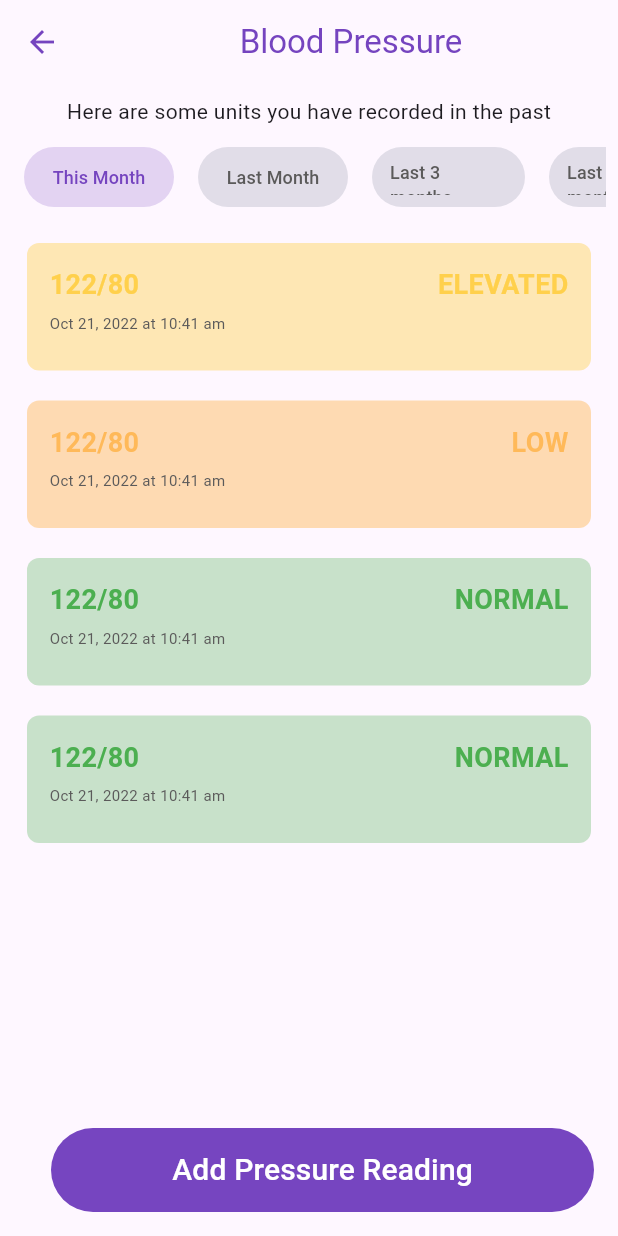
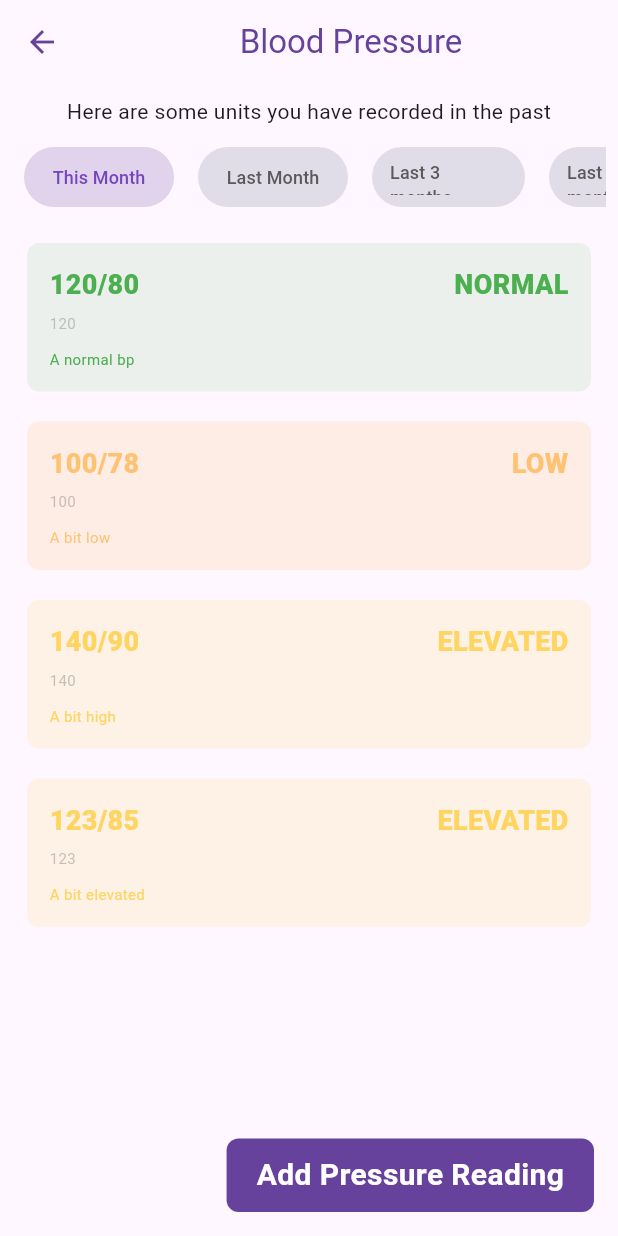
Before and after one commit to jbitz1/tunza_presha, a Flutter app: the BPReadingPage screen opened by its route, on a phone screen of 412 x 824 dp. Run offline on Flutter 3.47's test engine with Material 3 defaults, Android fonts, the phone set to English and light mode, and no system bars; our stand-ins replace cloud_firestore, firebase_core; accounts and stored records are empty.

Commit message:
feat: add improvements
- add button components
- improve ui in bpreadingitem components
- match ui components to figma wireframe

```diff
--- a/lib/bp_readings_page.dart
+++ b/lib/bp_readings_page.dart
@@ -1,8 +1,10 @@
 import 'package:flutter/material.dart';
+import 'package:tunza_presha/components/app_button.dart';
 import 'package:tunza_presha/components/bp_fiters_widget.dart';
 import 'package:tunza_presha/components/bp_reading_item.dart';
 import 'package:tunza_presha/constants/color_constants.dart';
 import 'package:tunza_presha/constants/string_constants.dart';
+import 'package:tunza_presha/data/app_data.dart';
 import 'package:tunza_presha/routes.dart';
 
 class BPReadingPage extends StatelessWidget {
@@ -27,48 +29,47 @@ class BPReadingPage extends StatelessWidget {
           ),
         ),
       ),
-      floatingActionButton: TextButton(
+      floatingActionButton: PrimaryButton(
         onPressed: () {
-          //go to new_reading_page
           Navigator.pushNamed(context, newReadingPageRoute);
         },
-        style: const ButtonStyle(
-            fixedSize: MaterialStatePropertyAll(Size(362, 56)),
-            backgroundColor:
-                MaterialStatePropertyAll(Color.fromARGB(2557, 117, 68, 191))),
-        child: const Text(
-          "Add Pressure Reading",
-          style: TextStyle(fontSize: 20, color: Colors.white),
-        ),
+        text: "Add Pressure Reading",
       ),
+      // floatingActionButton: TextButton(
+      //   onPressed: () {
+      //     //go to new_reading_page
+      //     Navigator.pushNamed(context, newReadingPageRoute);
+      //   },
+      //   style: const ButtonStyle(
+      //       fixedSize: MaterialStatePropertyAll(Size(362, 56)),
+      //       backgroundColor: MaterialStatePropertyAll(primaryColor)),
+      //   child: const Text(
+      //     "Add Pressure Reading",
+      //     style: TextStyle(fontSize: 20, color: Colors.white),
+      //   ),
+      // ),
       body: Container(
         padding: const EdgeInsets.all(8),
         child: ListView(
-          children: const [
-            Center(
+          children: [
+            const Center(
               child: Text(
                 bpReadingsDescription,
               ),
             ),
-            SizedBox(height: 10),
-            BPFiltersWidget(),
-            SizedBox(height: 10),
-            BPReadingItem(
-                reading: "122/80",
-                dateRecorded: "Oct 21, 2022 at 10:41 am",
-                status: "ELEVATED"),
-            BPReadingItem(
-                reading: "122/80",
-                dateRecorded: "Oct 21, 2022 at 10:41 am",
-                status: "LOW"),
-            BPReadingItem(
-                reading: "122/80",
-                dateRecorded: "Oct 21, 2022 at 10:41 am",
-                status: "NORMAL"),
-            BPReadingItem(
-                reading: "122/80",
-                dateRecorded: "Oct 21, 2022 at 10:41 am",
-                status: "NORMAL"),
+            const SizedBox(height: 10),
+            const BPFiltersWidget(),
+            const SizedBox(height: 10),
+            ...bpReadings.map(
+              (reading) {
+                return BPReadingItem(
+                  reading: "${reading["systole"]}/${reading["diastole"]}",
+                  dateRecorded: reading["systole"],
+                  status: reading["status"],
+                  description: reading["notes"],
+                );
+              },
+            ),
           ],
         ),
       ),
--- /dev/null
+++ b/lib/components/app_button.dart
@@ -0,0 +1,39 @@
+import 'package:flutter/material.dart';
+import 'package:tunza_presha/constants/color_constants.dart';
+
+class PrimaryButton extends StatelessWidget {
+  const PrimaryButton({
+    super.key,
+    required this.text,
+    required this.onPressed,
+  });
+
+  final String text;
+  final Function() onPressed;
+
+  @override
+  Widget build(BuildContext context) {
+    return GestureDetector(
+      onTap: () {
+        onPressed.call();
+      },
+      child: Container(
+        decoration: const BoxDecoration(
+          color: primaryColor,
+          borderRadius: BorderRadius.all(
+            Radius.circular(8),
+          ),
+        ),
+        padding: const EdgeInsets.symmetric(vertical: 10, horizontal: 20),
+        child: Text(
+          text,
+          style: const TextStyle(
+            fontSize: 20,
+            fontWeight: FontWeight.bold,
+            color: Colors.white,
+          ),
+        ),
+      ),
+    );
+  }
+}
--- a/lib/components/bp_reading_item.dart
+++ b/lib/components/bp_reading_item.dart
@@ -1,5 +1,6 @@
 import 'package:flutter/material.dart';
 import 'package:flutter/widgets.dart';
+import 'package:tunza_presha/constants/color_constants.dart';
 import 'package:tunza_presha/utils.dart';
 
 class BPReadingItem extends StatelessWidget {
@@ -25,7 +26,7 @@ class BPReadingItem extends StatelessWidget {
     return Container(
       decoration: BoxDecoration(
         borderRadius: BorderRadius.circular(8),
-        color: vitalColor.withOpacity(.3),
+        color: vitalColor.withOpacity(.1),
       ),
       padding: const EdgeInsets.all(15),
       margin: EdgeInsets.all(showMargin ? 10 : 0),
@@ -40,7 +41,7 @@ class BPReadingItem extends StatelessWidget {
                 reading,
                 style: TextStyle(
                   fontSize: 18,
-                  fontWeight: FontWeight.bold,
+                  fontWeight: FontWeight.w800,
                   color: vitalColor,
                 ),
               ),
@@ -48,7 +49,7 @@ class BPReadingItem extends StatelessWidget {
                 status,
                 style: TextStyle(
                   fontSize: 18,
-                  fontWeight: FontWeight.bold,
+                  fontWeight: FontWeight.w800,
                   color: vitalColor,
                 ),
               ),
@@ -57,9 +58,9 @@ class BPReadingItem extends StatelessWidget {
           const SizedBox(height: 5),
           Text(
             dateRecorded,
-            style: const TextStyle(
+            style: TextStyle(
               fontSize: 10,
-              color: Color.fromARGB(255, 91, 90, 90),
+              color: greyColor.withOpacity(.4),
             ),
           ),
           const SizedBox(height: 10),
--- a/lib/constants/color_constants.dart
+++ b/lib/constants/color_constants.dart
@@ -1,5 +1,5 @@
 import 'package:flutter/material.dart';
 
-const Color primaryColor = Color.fromRGBO(117, 68, 191, 1);
+const Color primaryColor = const Color(0xff66429C);
 
-const Color greyColor = Color.fromARGB(255, 178, 167, 179);
+const Color greyColor = const Color(0xff707070);
--- a/lib/data/app_data.dart
+++ b/lib/data/app_data.dart
@@ -13,32 +13,43 @@ List<dynamic> users = [
   }
 ];
 
-List<dynamic> bpReadings = [
+// TODO!!(jason): read up on flutter Maps
+List<Map<String, dynamic>> bpReadings = [
   <String, dynamic>{
+    "user_id:": "B1",
+    "systole": "120",
+    "diastole": "80",
+    // TODO!!(jason): Research on timestamps and how they can combine both date and time
     "date": "9/30/2003",
-    "diastole": "80",
-    "notes": "NORMAL",
-    "pulse": "70",
-    "systole": "89",
     "time": "15:00",
-    "user_id:": "B1"
+    "status": "NORMAL",
+    "notes": "A normal bp",
   },
   <String, dynamic>{
-    "date": "10/30/2003",
-    "diastole": "90",
-    "notes": "ELEVATED",
-    "pulse": "71",
-    "systole": "122",
-    "time": "16:00",
-    "user_id:": "B1"
+    "user_id:": "B1",
+    "systole": "100",
+    "diastole": "78",
+    "date": "9/30/2003",
+    "time": "15:00",
+    "status": "LOW",
+    "notes": "A bit low",
   },
   <String, dynamic>{
-    "date": "10/30/2003",
+    "user_id:": "B1",
+    "systole": "140",
     "diastole": "90",
-    "notes": "LOW",
-    "pulse": "71",
-    "systole": "122",
-    "time": "16:00",
-    "user_id:": "B1"
-  }
+    "date": "9/30/2003",
+    "time": "15:00",
+    "status": "ELEVATED",
+    "notes": "A bit high",
+  },
+  <String, dynamic>{
+    "user_id:": "B1",
+    "systole": "123",
+    "diastole": "85",
+    "date": "9/30/2003",
+    "time": "15:00",
+    "status": "ELEVATED",
+    "notes": "A bit elevated",
+  },
 ];
```
Also changed, not shown: 1 other file.
